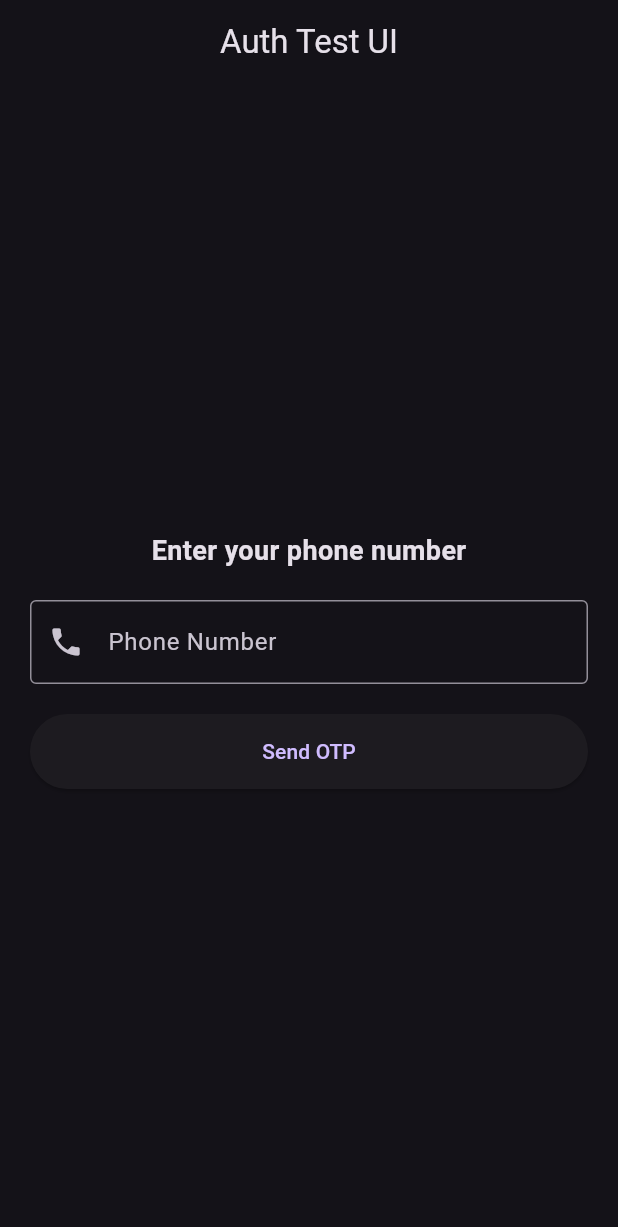
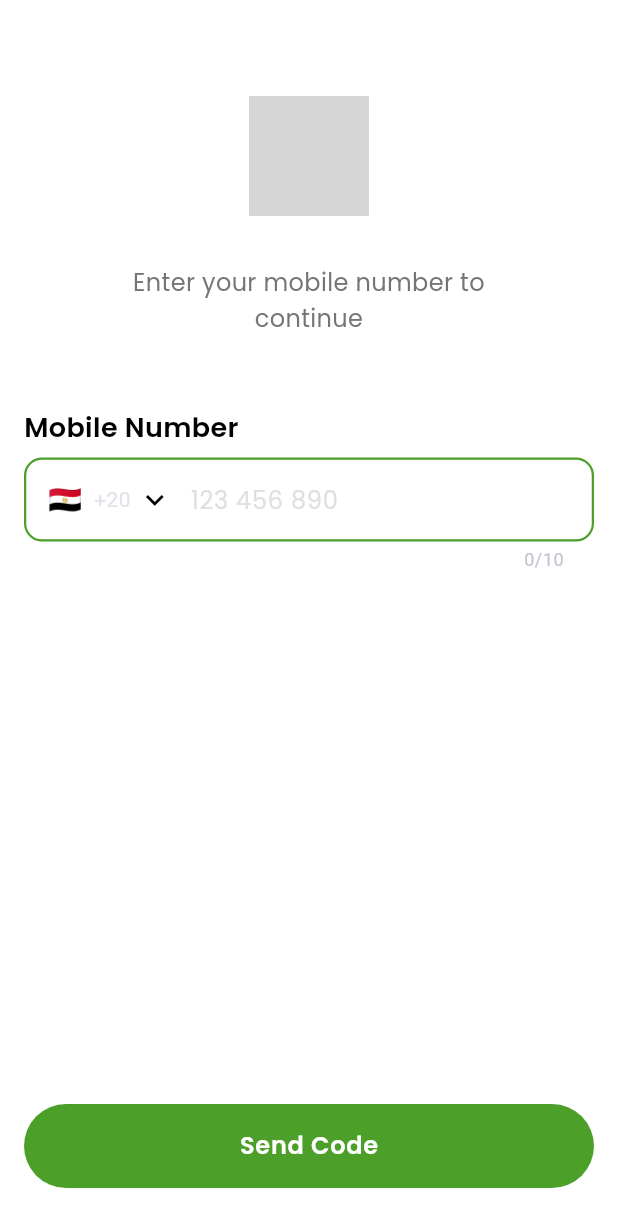
Before and after one commit to ZooZM/ciro-chat-app, a Flutter app: the screen it shows after launch, on a phone screen of 412 x 824 dp. Shown: the top 1227 px of the screen. Run offline on Flutter 3.47's test engine with Material 3 defaults, Android fonts, the phone set to English and light mode, and no system bars; drawn by our look-alikes of intl_phone_field; our stand-ins replace dio, equatable, flutter_bloc, flutter_credit_card, flutter_secure_storage, flutter_svg and 6 more; missing offline and left inert: livekit_client; grey boxes are pictures that could not be loaded.

Commit message:
feat: initialize project structure with authentication screens, theme definitions, and core network/routing configuration

```diff
--- a/lib/core/network/dio_client.dart
+++ b/lib/core/network/dio_client.dart
@@ -19,6 +19,7 @@ class DioClient {
       headers: {
         'Content-Type': 'application/json',
         'Accept': 'application/json',
+        'ngrok-skip-browser-warning': 'true', // Bypasses ngrok's interception screen which causes CORS errors on web
       },
     );
 
--- a/lib/core/routing/app_router.dart
+++ b/lib/core/routing/app_router.dart
@@ -1,5 +1,6 @@
 import 'package:ciro_chat_app/features/auth/presentation/bloc/auth_cubit.dart';
-import 'package:ciro_chat_app/features/auth/presentation/pages/auth_screen.dart';
+import 'package:ciro_chat_app/features/auth/presentation/pages/mobile_number_screen.dart';
+import 'package:ciro_chat_app/features/auth/presentation/pages/verify_code_screen.dart';
 import 'package:ciro_chat_app/features/chat/presentation/bloc/chat_cubit.dart';
 import 'package:ciro_chat_app/features/chat/presentation/pages/chat_screen.dart';
 import 'package:flutter/material.dart';
@@ -17,8 +18,20 @@ final GoRouter appRouter = GoRouter(
       path: '/auth',
       builder: (context, state) => BlocProvider(
         create: (context) => getIt<AuthCubit>(),
-        child: const AuthScreen(),
+        child: const MobileNumberScreen(),
       ),
+      routes: [
+        GoRoute(
+          path: 'verify',
+          builder: (context, state) {
+            final phone = state.extra as String? ?? '';
+            return BlocProvider(
+              create: (context) => getIt<AuthCubit>(),
+              child: VerifyCodeScreen(phoneNumber: phone),
+            );
+          },
+        ),
+      ],
     ),
     GoRoute(
       path: '/video',
--- /dev/null
+++ b/lib/core/theme/app_colors.dart
@@ -0,0 +1,47 @@
+import 'package:flutter/material.dart';
+
+/// Centralized color palette for the application.
+/// Update the hex values below with the exact colors from your Figma file.
+class AppColors {
+  AppColors._(); // Private constructor to prevent instantiation
+
+  // --- Brand Colors ---
+
+  /// Primary Brand Color (Green from Figma)
+  static const Color primary = Color(0xFF4CA02A);
+
+  /// Secondary Brand Color
+  static const Color secondary = Color(0xFF4A90E2);
+
+  // --- Background Colors ---
+
+  /// Main application background color
+  static const Color background = Color(0xFFF8F9FA);
+
+  /// Surface color for cards, dialogs, and bottom sheets
+  static const Color surface = Color(0xFFFFFFFF);
+
+  // --- Text Colors ---
+
+  /// Primary Text Color - High emphasis, for headings and main body text
+  static const Color textPrimary = Colors.black;
+
+  /// Secondary Text Color - Medium emphasis, for subtitles and helper text
+  static const Color textSecondary = Color(0xFF757575);
+
+  // --- Status & Semantic Colors ---
+
+  /// Error color for validation and warnings
+  static const Color error = Color(0xFFD32F2F);
+
+  /// Success color for confirmations and positive actions
+  static const Color success = Color(0xFF388E3C);
+
+  /// Warning color for alerts
+  static const Color warning = Color(0xFFF57C00);
+
+  // --- Dividers & Borders ---
+
+  /// Default color for dividers, borders, and subtle lines
+  static const Color divider = Color(0xFFE0E0E0);
+}
--- /dev/null
+++ b/lib/core/theme/app_constants.dart
@@ -0,0 +1,42 @@
+import 'package:flutter/material.dart';
+
+/// Design system constants for the application.
+/// Values here are derived from the Figma design specifications.
+class AppConstants {
+  AppConstants._();
+
+  // --- Layout & Spacing ---
+
+  /// Default padding for main screens (e.g., left/right edges)
+  static const double defaultScreenPadding = 16.0;
+
+  /// Default padding within cards, dialogues, or panels
+  static const double innerPadding = 12.0;
+
+  /// Spacing between elements in a column/row
+  static const double elementSpacing = 8.0;
+
+  // --- Border Radius ---
+
+  /// Standard border radius for TextFields, Buttons, and smaller Cards
+  static const double defaultBorderRadius = 12.0;
+
+  /// Large border radius for bottom sheets or large dialogs
+  static const double largeBorderRadius = 24.0;
+
+  /// Circular border radius for avatars or pill-shaped badges
+  static const double circularBorderRadius = 999.0;
+
+  // --- Animation & Durations ---
+
+  /// Default duration for micro-animations (e.g., button press)
+  static const Duration animationDurationShort = Duration(milliseconds: 200);
+
+  /// Default duration for screen transitions or complex animations
+  static const Duration animationDurationMedium = Duration(milliseconds: 400);
+
+  // --- Helper Methods ---
+
+  /// Helper to get a BorderRadius object for standard radius
+  static BorderRadius defaultRadius = BorderRadius.circular(defaultBorderRadius);
+}
--- /dev/null
+++ b/lib/core/theme/app_typography.dart
@@ -0,0 +1,81 @@
+import 'package:flutter/material.dart';
+import 'package:google_fonts/google_fonts.dart';
+import 'app_colors.dart';
+
+/// Centralized typography definitions for the application.
+/// Based on Figma typography styles using Google Fonts.
+class AppTypography {
+  AppTypography._();
+
+  // --- Headlines ---
+
+  /// Used for major screen titles (e.g., H1 in Figma)
+  static TextStyle headline1 = GoogleFonts.poppins(
+    fontSize: 32.0,
+    fontWeight: FontWeight.w700, // Bold
+    color: AppColors.textPrimary,
+    height: 1.2,
+  );
+
+  /// Used for modal titles or large sections
+  static TextStyle headline2 = GoogleFonts.poppins(
+    fontSize: 24.0,
+    fontWeight: FontWeight.w600, // SemiBold
+    color: AppColors.textPrimary,
+    height: 1.3,
+  );
+
+  // --- Subtitles ---
+
+  /// Used for section headers or prominent list items
+  static TextStyle subtitle1 = GoogleFonts.poppins(
+    fontSize: 18.0,
+    fontWeight: FontWeight.w600, // SemiBold
+    color: AppColors.textPrimary,
+    height: 1.4,
+  );
+
+  /// Secondary subtitle, used below primary titles or list descriptions
+  static TextStyle subtitle2 = GoogleFonts.poppins(
+    fontSize: 16.0,
+    fontWeight: FontWeight.w500, // Medium
+    color: AppColors.textSecondary,
+    height: 1.4,
+  );
+
+  // --- Body Text ---
+
+  /// Primary body text used for the majority of continuous reading
+  static TextStyle body1 = GoogleFonts.poppins(
+    fontSize: 16.0,
+    fontWeight: FontWeight.w400, // Regular
+    color: AppColors.textPrimary,
+    height: 1.5,
+  );
+
+  /// Secondary body text, often used for smaller descriptions or metadata
+  static TextStyle body2 = GoogleFonts.poppins(
+    fontSize: 14.0,
+    fontWeight: FontWeight.w400, // Regular
+    color: AppColors.textSecondary,
+    height: 1.5,
+  );
+
+  // --- Buttons & Labels ---
+
+  /// Text style used inside primary buttons
+  static TextStyle buttonText = GoogleFonts.poppins(
+    fontSize: 16.0,
+    fontWeight: FontWeight.w600, // SemiBold
+    color: Colors.white, // Usually white or contrasting color
+    letterSpacing: 0.5,
+  );
+
+  /// Small labels, tags, or captions
+  static TextStyle caption = GoogleFonts.poppins(
+    fontSize: 12.0,
+    fontWeight: FontWeight.w400, // Regular
+    color: AppColors.textSecondary,
+    height: 1.4,
+  );
+}
--- /dev/null
+++ b/lib/features/auth/presentation/pages/mobile_number_screen.dart
@@ -0,0 +1,165 @@
+import 'package:flutter/material.dart';
+import 'package:flutter_bloc/flutter_bloc.dart';
+import 'package:flutter_svg/flutter_svg.dart';
+import 'package:go_router/go_router.dart';
+import 'package:intl_phone_field/intl_phone_field.dart';
+import '../../../../core/theme/app_colors.dart';
+import '../../../../core/theme/app_typography.dart';
+import '../../../../core/theme/app_constants.dart';
+import '../widgets/primary_button.dart';
+import '../bloc/auth_cubit.dart';
+
+class MobileNumberScreen extends StatefulWidget {
+  const MobileNumberScreen({super.key});
+
+  @override
+  State<MobileNumberScreen> createState() => _MobileNumberScreenState();
+}
+
+class _MobileNumberScreenState extends State<MobileNumberScreen> {
+  String _phoneNumber = '';
+  final _formKey = GlobalKey<FormState>();
+
+  void _onSendCode() {
+    if (_formKey.currentState?.validate() ?? false) {
+      if (_phoneNumber.isEmpty) {
+         ScaffoldMessenger.of(context).showSnackBar(
+            const SnackBar(content: Text('Please enter a valid phone number')),
+         );
+         return;
+      }
+      context.read<AuthCubit>().submitPhoneNumber(_phoneNumber);
+    }
+  }
+
+  @override
+  Widget build(BuildContext context) {
+    return BlocConsumer<AuthCubit, AuthState>(
+      listener: (context, state) {
+        if (state is AuthError) {
+          ScaffoldMessenger.of(context).showSnackBar(
+            SnackBar(
+              content: Text(state.message),
+              backgroundColor: AppColors.error,
+            ),
+          );
+        } else if (state is Unauthenticated && _phoneNumber.isNotEmpty) {
+          // Send OTP was successful natively.
+          context.push('/auth/verify', extra: _phoneNumber);
+        }
+      },
+      builder: (context, state) {
+        final isLoading = state is AuthLoading;
+
+        return Scaffold(
+          backgroundColor: AppColors.surface,
+          body: SafeArea(
+            child: Padding(
+              padding: const EdgeInsets.all(AppConstants.defaultScreenPadding),
+              child: Form(
+                key: _formKey,
+                child: Column(
+                  crossAxisAlignment: CrossAxisAlignment.center,
+                  children: [
+                    const SizedBox(height: 48), // Spacing from top
+
+                    // Centered Logo
+                    SvgPicture.asset(
+                      'assets/icons/logo.svg',
+                      width: 80,
+                      height: 80,
+                      placeholderBuilder: (context) => Container(
+                        width: 80,
+                        height: 80,
+                        decoration: const BoxDecoration(
+                          color: AppColors.primary,
+                          shape: BoxShape.circle,
+                        ),
+                        child: const Icon(Icons.chat_bubble, color: Colors.white, size: 40),
+                      ),
+                    ),
+
+                    const SizedBox(height: 32),
+
+                    // Instruction Text
+                    Text(
+                      'Enter your mobile number to\ncontinue',
+                      textAlign: TextAlign.center,
+                      style: AppTypography.body1.copyWith(
+                        color: AppColors.textSecondary,
+                      ),
+                    ),
+
+                    const SizedBox(height: 48),
+
+                    // Mobile Number Label
+                    Align(
+                      alignment: Alignment.centerLeft,
+                      child: Text(
+                        'Mobile Number',
+                        style: AppTypography.subtitle1.copyWith(
+                          color: AppColors.textPrimary,
+                          fontWeight: FontWeight.w600,
+                        ),
+                      ),
+                    ),
+
+                    const SizedBox(height: 8),
+
+                    // Phone Input Field
+                    IntlPhoneField(
+                      decoration: InputDecoration(
+                        hintText: '123 456 890',
+                        hintStyle: AppTypography.body1.copyWith(color: AppColors.divider),
+                        border: OutlineInputBorder(
+                          borderRadius: BorderRadius.circular(AppConstants.defaultBorderRadius),
+                          borderSide: const BorderSide(color: AppColors.primary, width: 1.5),
+                        ),
+                        enabledBorder: OutlineInputBorder(
+                          borderRadius: BorderRadius.circular(AppConstants.defaultBorderRadius),
+                          borderSide: const BorderSide(color: AppColors.primary, width: 1.5),
+                        ),
+                        focusedBorder: OutlineInputBorder(
+                          borderRadius: BorderRadius.circular(AppConstants.defaultBorderRadius),
+                          borderSide: const BorderSide(color: AppColors.primary, width: 2.0),
+                        ),
+                        contentPadding: const EdgeInsets.symmetric(horizontal: 16, vertical: 16),
+                      ),
+                      initialCountryCode: 'EG',
+                      dropdownIcon: const Icon(Icons.keyboard_arrow_down, color: AppColors.textPrimary),
+                      dropdownIconPosition: IconPosition.trailing,
+                      showCountryFlag: true,
+                      flagsButtonPadding: const EdgeInsets.only(left: 12),
+                      style: AppTypography.body1,
+                      cursorColor: AppColors.primary,
+                      onChanged: (phone) {
+                        _phoneNumber = phone.completeNumber;
+                      },
+                      validator: (phone) {
+                        if (phone == null || phone.number.isEmpty) {
+                          return 'Please enter a valid phone number';
+                        }
+                        return null; // IntlPhoneField generally handles basic validation internally too
+                      },
+                    ),
+
+                    const Spacer(),
+
+                    // Primary Button
+                    PrimaryButton(
+                      isLoading: isLoading,
+                      onPressed: _onSendCode,
+                      text: 'Send Code',
+                    ),
+
+                    const SizedBox(height: 16),
+                  ],
+                ),
+              ),
+            ),
+          ),
+        );
+      },
+    );
+  }
+}
--- /dev/null
+++ b/lib/features/auth/presentation/widgets/primary_button.dart
@@ -0,0 +1,50 @@
+import 'package:flutter/material.dart';
+import '../../../../core/theme/app_colors.dart';
+import '../../../../core/theme/app_typography.dart';
+import '../../../../core/theme/app_constants.dart';
+
+class PrimaryButton extends StatelessWidget {
+  final VoidCallback onPressed;
+  final String text;
+  final bool isLoading;
+
+  const PrimaryButton({
+    Key? key,
+    required this.onPressed,
+    required this.text,
+    this.isLoading = false,
+  }) : super(key: key);
+
+  @override
+  Widget build(BuildContext context) {
+    return SizedBox(
+      width: double.infinity,
+      height: 56.0, // Large pill-shaped button
+      child: ElevatedButton(
+        onPressed: isLoading ? null : onPressed,
+        style: ElevatedButton.styleFrom(
+          backgroundColor: AppColors.primary,
+          foregroundColor: Colors.white,
+          disabledBackgroundColor: AppColors.primary.withOpacity(0.6),
+          elevation: 0,
+          shape: RoundedRectangleBorder(
+            borderRadius: BorderRadius.circular(AppConstants.circularBorderRadius),
+          ),
+        ),
+        child: isLoading
+            ? const SizedBox(
+                width: 24,
+                height: 24,
+                child: CircularProgressIndicator(
+                  color: Colors.white,
+                  strokeWidth: 2.5,
+                ),
+              )
+            : Text(
+                text,
+                style: AppTypography.buttonText,
+              ),
+      ),
+    );
+  }
+}
--- a/lib/main.dart
+++ b/lib/main.dart
@@ -22,6 +22,7 @@ class MainApp extends StatelessWidget {
       title: 'Ciro Chat App',
       theme: ThemeData.dark(useMaterial3: true),
       routerConfig: appRouter,
+      debugShowCheckedModeBanner: false,
     );
   }
 }
--- a/pubspec.yaml
+++ b/pubspec.yaml
@@ -22,6 +22,10 @@ dependencies:
   web_socket_channel: ^3.0.3
   pay: ^2.0.0
   flutter_credit_card: ^4.0.1
+  google_fonts: ^8.0.2
+  flutter_svg: ^2.2.4
+  intl_phone_field: ^3.2.0
+  pinput: ^6.0.2
 
 dev_dependencies:
   flutter_test:
```
Also changed, not shown: lib/features/auth/presentation/pages/verify_code_screen.dart (added, +190 -0 lines), pubspec.lock.
